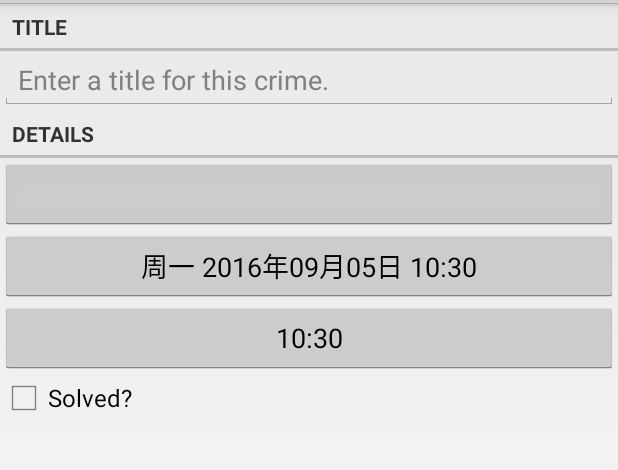
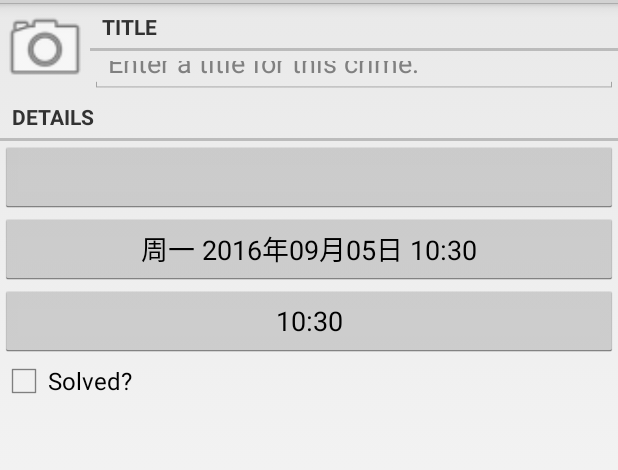
Before and after one commit to liaoyuanhuo666/CriminalIntent, an Android app: the CrimeFragment screen opened directly, with no data from a screen before it, on a phone screen of 412 x 824 dp, the part 69-539 px from its top. Run offline under Robolectric (Android 15) with nearby library versions, the phone set to English and light mode, and no system bars; network calls fail.

```diff
--- a/app/src/main/java/com/example/hasee/criminalintent/CrimeFragment.java
+++ b/app/src/main/java/com/example/hasee/criminalintent/CrimeFragment.java
@@ -6,6 +6,8 @@ import android.app.AlertDialog;
 import android.app.Dialog;
 import android.content.DialogInterface;
 import android.content.Intent;
+import android.content.pm.PackageManager;
+import android.hardware.Camera;
 import android.os.Build;
 import android.os.Bundle;
 import android.support.annotation.Nullable;
@@ -25,6 +27,7 @@ import android.widget.Button;
 import android.widget.CheckBox;
 import android.widget.CompoundButton;
 import android.widget.EditText;
+import android.widget.ImageButton;
 
 import java.util.Date;
 import java.util.UUID;
@@ -45,6 +48,7 @@ public class CrimeFragment extends Fragment {
     private Button mTimeBtn;
     private Button mchooseBtn;
     private CheckBox mSolvedCb;
+    private ImageButton mCameraImageBtn;
 
     public static CrimeFragment getInstanse(UUID crimeId) {
         Bundle args = new Bundle();
@@ -80,6 +84,7 @@ public class CrimeFragment extends Fragment {
         mTimeBtn = (Button) view.findViewById(R.id.crime_time);
         mchooseBtn = (Button) view.findViewById(R.id.choose_data_or_time);
         mSolvedCb = (CheckBox) view.findViewById(R.id.crime_solved);
+        mCameraImageBtn = (ImageButton) view.findViewById(R.id.crime_camera_imagebtn);
         mCrimeTitle.addTextChangedListener(new TextWatcher() {
             @Override
             public void beforeTextChanged(CharSequence s, int start, int count, int after) {
@@ -116,7 +121,7 @@ public class CrimeFragment extends Fragment {
                 TimePickerFragment timePickerFragment = TimePickerFragment.getInstanse(mCrime.getDate());
                 FragmentManager fm = getActivity().getSupportFragmentManager();
                 timePickerFragment.setTargetFragment(CrimeFragment.this, REQUEST_CODE_TIME);
-                timePickerFragment.show(fm,DIALOG_TIME);
+                timePickerFragment.show(fm, DIALOG_TIME);
             }
         });
         mchooseBtn.setOnClickListener(new View.OnClickListener() {
@@ -138,7 +143,7 @@ public class CrimeFragment extends Fragment {
                                 TimePickerFragment timePickerFragment = TimePickerFragment.getInstanse(mCrime.getDate());
                                 FragmentManager fm = getActivity().getSupportFragmentManager();
                                 timePickerFragment.setTargetFragment(CrimeFragment.this, REQUEST_CODE_TIME);
-                                timePickerFragment.show(fm,DIALOG_TIME);
+                                timePickerFragment.show(fm, DIALOG_TIME);
                             }
                         })
                         .create().show();
@@ -151,6 +156,18 @@ public class CrimeFragment extends Fragment {
                 mCrime.setSolved(isChecked);
             }
         });
+        mCameraImageBtn.setOnClickListener(new View.OnClickListener() {
+            @Override
+            public void onClick(View v) {
+                Intent intent = new Intent(getActivity(), CrimeCameraActivity.class);
+                startActivity(intent);
+            }
+        });
+        boolean hasCamera = getActivity().getPackageManager().hasSystemFeature(PackageManager.FEATURE_CAMERA)
+                || Camera.getNumberOfCameras() > 0;
+        if (!hasCamera) {
+            mCameraImageBtn.setEnabled(false);
+        }
         Log.i(TAG, container.getClass() + ":" + container.toString());
         return view;
     }
@@ -164,7 +181,8 @@ public class CrimeFragment extends Fragment {
     @Override
     public void onCreateOptionsMenu(Menu menu, MenuInflater inflater) {
         super.onCreateOptionsMenu(menu, inflater);
-        inflater.inflate(R.menu.crime_list_item_context,menu);
+        inflater.inflate(R.menu.crime_list_item_context, menu);
+
     }
 
     @TargetApi(11)
@@ -199,7 +217,7 @@ public class CrimeFragment extends Fragment {
             updateDate();
         } else if (requestCode == REQUEST_CODE_TIME) {
             Date date = (Date) data.getSerializableExtra(TimePickerFragment.EXTRA_TIME);
-            Log.i(TAG,date.toString());
+            Log.i(TAG, date.toString());
             mCrime.setDate(date);
             mTimeBtn.setText(Util.timeSdf.format(mCrime.getDate()));
         }
--- a/app/src/main/res/layout/fragment_crime.xml
+++ b/app/src/main/res/layout/fragment_crime.xml
@@ -2,6 +2,24 @@
 <LinearLayout xmlns:android="http://schemas.android.com/apk/res/android"
     android:orientation="vertical" android:layout_width="match_parent"
     android:layout_height="match_parent">
+
+    <LinearLayout
+        android:layout_width="match_parent"
+        android:layout_height="wrap_content"
+        android:orientation="horizontal">
+
+        <ImageButton
+            android:id="@+id/crime_camera_imagebtn"
+            android:background="@android:drawable/ic_menu_camera"
+            android:layout_width="wrap_content"
+            android:padding="30dp"
+            android:layout_height="wrap_content"/>
+
+        <LinearLayout
+            android:orientation="vertical"
+            android:layout_width="match_parent"
+            android:layout_height="match_parent">
+
             <TextView
                 android:text="@string/crime_title_label"
                 android:layout_width="match_parent"
@@ -13,6 +31,10 @@
                 android:layout_width="match_parent"
                 android:layout_height="wrap_content"
                 android:hint="@string/crime_title_hint"/>
+        </LinearLayout>
+
+    </LinearLayout>
+
     <TextView
         android:text="@string/crime_details_label"
         android:layout_width="match_parent"
--- a/app/src/main/res/values/strings.xml
+++ b/app/src/main/res/values/strings.xml
@@ -13,5 +13,6 @@
   <string name="hide_subtitle">Hide Subtitle</string>
   <string name="subtitle">Sometimes tolerance is not a virtue.</string>
   <string name="delete_crime">Delete Crime</string>
+  <string name="take">Take!</string>
 
 </resources>
```
Also changed, not shown: app/src/main/AndroidManifest.xml (+8 -1 lines), app/src/main/java/com/example/hasee/criminalintent/CrimeCameraActivity.java (added, +24 -0 lines), app/src/main/java/com/example/hasee/criminalintent/CrimeCameraFragment.java (added, +120 -0 lines), app/src/main/res/layout/fragment_crime_camera.xml (added, +20 -0 lines). Lines whose indentation alone changed are shown as unchanged.
